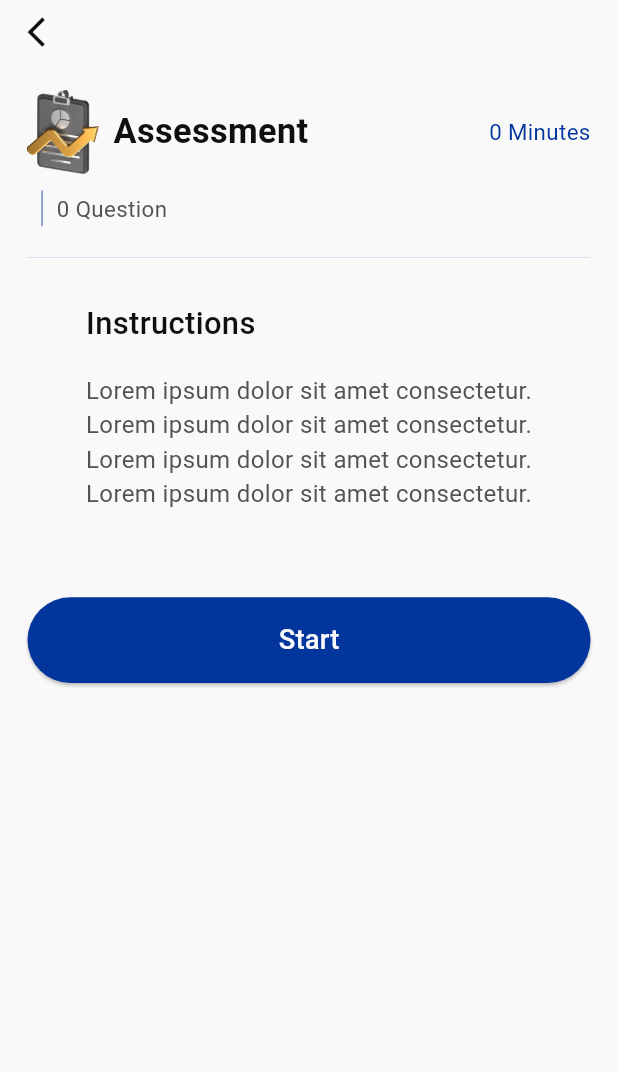
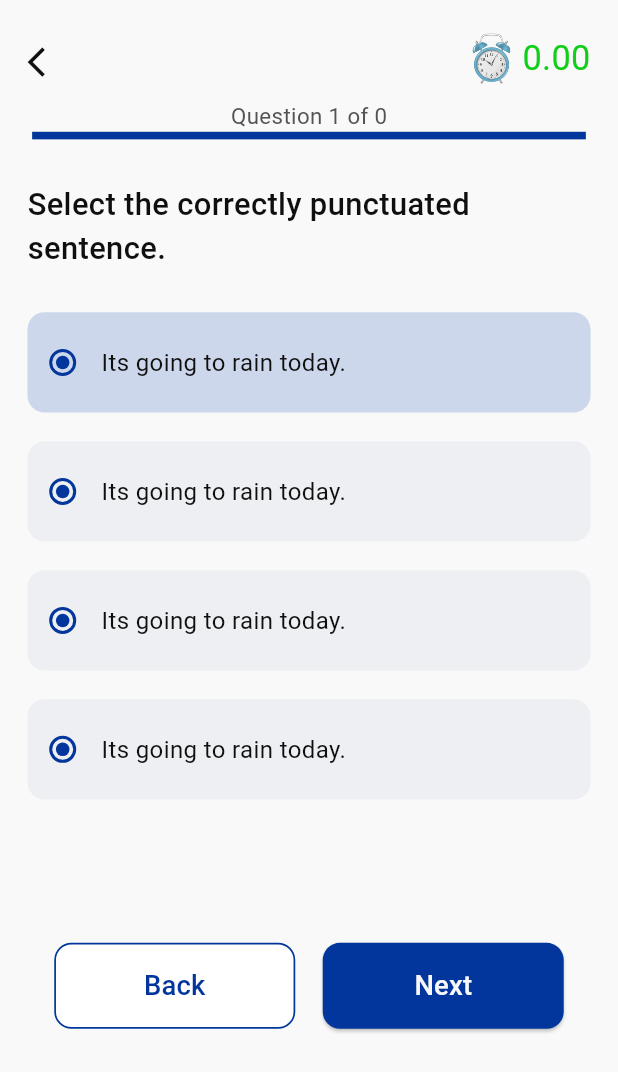
Before and after one commit to body666/online_exam_elevate, a Flutter app: the ExamDetailsView screen opened directly with empty values, after a tap on "Start", on a phone screen of 412 x 824 dp. Shown: the top 1072 px of the screen. Run offline on Flutter 3.47's test engine with Material 3 defaults, Android fonts, the light colour scheme and no system bars; drawn by our look-alikes of percent_indicator; our stand-ins replace dio, flutter_bloc, flutter_screenutil, get_it, injectable, shared_preferences; accounts and stored records are empty; network calls fail.

Commit message:
feat:quiz ui finished

```diff
--- a/lib/core/utils/assets.dart
+++ b/lib/core/utils/assets.dart
@@ -1,3 +1,5 @@
 class AppAssets {
   static const examImage = 'assets/images/exam_image.png';
+  static const timerImage = 'assets/images/timer_image.png';
+  static const timeOutImage = 'assets/images/time_out_image.png';
 }
--- a/lib/core/utils/colors.dart
+++ b/lib/core/utils/colors.dart
@@ -5,6 +5,7 @@ class AppColors {
   static const errorColor = Color(0xffCC1010);
   static const greyColor = Color(0xff535353);
   static const whiteColor = Color(0xfff9f9f9);
+  static const black10Color = Color(0xffCFCFCF);
   static const black30Color = Color(0xff878787);
   static const lightBlueColor = Color(0xffEDEFF3);
   static const lightGreenColor = Color(0xffcaf9cc);
@@ -13,7 +14,6 @@ class AppColors {
   static const blueBaseColor = Color(0xff02369C);
   static const blue30Color = Color(0xff809ACD);
   static const blue10Color = Color(0xffCCD7EB);
-
   static const blackBaseColor = Color(0xff0F0F0F);
   static const fillColor = Color(0xffCCD7EB);
 }
--- a/lib/core/utils/text_styles.dart
+++ b/lib/core/utils/text_styles.dart
@@ -4,6 +4,11 @@ import 'package:flutter_screenutil/flutter_screenutil.dart';
 import 'colors.dart';
 
 class AppTextStyles {
+  static final style24 = const TextStyle().copyWith(
+    fontWeight: FontWeight.w400,
+    fontSize: 24.sp,
+    color: AppColors.errorColor,
+  );
   static final style20w600 = const TextStyle().copyWith(
     fontWeight: FontWeight.w600,
     fontSize: 20.sp,
--- a/lib/core/utils/widgets/default_app_button.dart
+++ b/lib/core/utils/widgets/default_app_button.dart
@@ -5,11 +5,16 @@ import '../colors.dart';
 import '../text_styles.dart';
 
 class DefaultAppButton extends StatelessWidget {
-  const DefaultAppButton({super.key, this.onPressed, required this.text});
+  const DefaultAppButton({
+    super.key,
+    this.onPressed,
+    required this.text,
+    this.textStyle,
+  });
 
   final void Function()? onPressed;
   final String text;
-
+  final TextStyle? textStyle;
   @override
   Widget build(BuildContext context) {
     return SizedBox(
@@ -30,9 +35,10 @@ class DefaultAppButton extends StatelessWidget {
         onPressed: onPressed,
         child: Text(
           text,
-          style: AppTextStyles.style16.copyWith(
-            color: AppColors.whiteColor,
-          ),
+          style: textStyle ??
+              AppTextStyles.style16.copyWith(
+                color: AppColors.whiteColor,
+              ),
         ),
       ),
     );
--- /dev/null
+++ b/lib/presentation/exam/views/quiz_view.dart
@@ -0,0 +1,19 @@
+import 'package:flutter/material.dart';
+import 'package:online_exam_elevate/domain/entities/exam.dart';
+import 'package:online_exam_elevate/presentation/exam/views/widgets/quiz_view_body.dart';
+
+class QuizView extends StatelessWidget {
+  final Exam exam;
+  const QuizView({super.key, required this.exam});
+
+  @override
+  Widget build(BuildContext context) {
+    return Scaffold(
+      body: SafeArea(
+        child: QuizViewBody(
+          exam: exam,
+        ),
+      ),
+    );
+  }
+}
--- /dev/null
+++ b/lib/presentation/exam/views/widgets/answer_selection_item.dart
@@ -0,0 +1,43 @@
+import 'package:flutter/material.dart';
+import 'package:flutter_screenutil/flutter_screenutil.dart';
+import 'package:online_exam_elevate/core/utils/text_styles.dart';
+
+import '../../../../core/utils/colors.dart';
+import 'custom_check_box.dart';
+import 'custom_radio_button.dart';
+
+class AnswerSelectionItem extends StatelessWidget {
+  final bool isSingleChoice;
+  final bool isChosen;
+  const AnswerSelectionItem(
+      {super.key, required this.isSingleChoice, required this.isChosen});
+
+  @override
+  Widget build(BuildContext context) {
+    return Material(
+        color: isChosen ? AppColors.blue10Color : AppColors.lightBlueColor,
+        shape: RoundedRectangleBorder(
+          borderRadius: BorderRadius.circular(10.r),
+        ),
+        child: Padding(
+          padding: EdgeInsets.symmetric(
+            horizontal: 8.w,
+            vertical: 16.h,
+          ),
+          child: Row(
+            children: [
+              isSingleChoice
+                  ? const CustomRadioButton()
+                  : const CustomCheckBox(),
+              SizedBox(
+                width: 10.w,
+              ),
+              Text(
+                'Its going to rain today.',
+                style: AppTextStyles.style14,
+              ),
+            ],
+          ),
+        ));
+  }
+}
--- /dev/null
+++ b/lib/presentation/exam/views/widgets/answers_section.dart
@@ -0,0 +1,62 @@
+import 'package:flutter/material.dart';
+import 'package:flutter_screenutil/flutter_screenutil.dart';
+import 'package:online_exam_elevate/core/utils/text_styles.dart';
+import 'package:online_exam_elevate/presentation/exam/views/widgets/answer_selection_item.dart';
+
+import 'quiz_buttons_row.dart';
+import 'time_out_dialog.dart';
+
+class AnswersSection extends StatelessWidget {
+  const AnswersSection({super.key});
+
+  @override
+  Widget build(BuildContext context) {
+    const List<bool> isChosen = [
+      true,
+      false,
+      false,
+      false,
+    ];
+    return Padding(
+      padding: EdgeInsets.symmetric(
+        horizontal: 16.w,
+      ),
+      child: Column(
+        crossAxisAlignment: CrossAxisAlignment.start,
+        children: [
+          Text(
+            'Select the correctly punctuated sentence.',
+            style: AppTextStyles.style18,
+          ),
+          SizedBox(
+            height: 8.h,
+          ),
+          ...List.generate(
+            4,
+            (index) => Padding(
+              padding: EdgeInsets.only(
+                top: 16.h,
+              ),
+              child: AnswerSelectionItem(
+                isSingleChoice: true,
+                isChosen: isChosen[index],
+              ),
+            ),
+          ),
+          SizedBox(
+            height: 80.h,
+          ),
+          QuizButtonsRow(
+            onBackPressed: () {},
+            onNextPressed: () {
+              showDialog(
+                context: context,
+                builder: (_) => const TimeOutDialog(),
+              );
+            },
+          ),
+        ],
+      ),
+    );
+  }
+}
--- /dev/null
+++ b/lib/presentation/exam/views/widgets/custom_check_box.dart
@@ -0,0 +1,28 @@
+import 'package:flutter/material.dart';
+import 'package:flutter_screenutil/flutter_screenutil.dart';
+
+import '../../../../core/utils/colors.dart';
+
+class CustomCheckBox extends StatelessWidget {
+  const CustomCheckBox({
+    super.key,
+  });
+
+  @override
+  Widget build(BuildContext context) {
+    return SizedBox(
+      width: 24.h,
+      height: 24.h,
+      child: Checkbox.adaptive(
+        activeColor: AppColors.blueBaseColor,
+        checkColor: AppColors.whiteColor,
+        side: BorderSide(
+          color: AppColors.blueBaseColor,
+          width: 2.w,
+        ),
+        value: false,
+        onChanged: (newValue) {},
+      ),
+    );
+  }
+}
--- /dev/null
+++ b/lib/presentation/exam/views/widgets/custom_radio_button.dart
@@ -0,0 +1,25 @@
+import 'package:flutter/material.dart';
+import 'package:flutter_screenutil/flutter_screenutil.dart';
+
+import '../../../../core/utils/colors.dart';
+
+class CustomRadioButton extends StatelessWidget {
+  const CustomRadioButton({
+    super.key,
+  });
+
+  @override
+  Widget build(BuildContext context) {
+    return SizedBox(
+      width: 24.h,
+      height: 24.h,
+      child: Radio.adaptive(
+        activeColor: AppColors.blueBaseColor,
+        fillColor: const WidgetStatePropertyAll(AppColors.blueBaseColor),
+        value: 1,
+        groupValue: 1,
+        onChanged: (newValue) {},
+      ),
+    );
+  }
+}
--- a/lib/presentation/exam/views/widgets/exam_details_view_body.dart
+++ b/lib/presentation/exam/views/widgets/exam_details_view_body.dart
@@ -2,6 +2,7 @@ import 'package:flutter/material.dart';
 import 'package:flutter_screenutil/flutter_screenutil.dart';
 import 'package:online_exam_elevate/core/utils/widgets/custom_back_icon.dart';
 import 'package:online_exam_elevate/domain/entities/exam.dart';
+import 'package:online_exam_elevate/presentation/exam/views/quiz_view.dart';
 
 import '../../../../core/utils/colors.dart';
 import '../../../../core/utils/widgets/default_app_button.dart';
@@ -50,7 +51,16 @@ class ExamDetailsViewBody extends StatelessWidget {
               ),
               DefaultAppButton(
                 text: 'Start',
-                onPressed: () {},
+                onPressed: () {
+                  Navigator.push(
+                    context,
+                    MaterialPageRoute(
+                      builder: (_) => QuizView(
+                        exam: exam,
+                      ),
+                    ),
+                  );
+                },
               ),
             ],
           ),
--- /dev/null
+++ b/lib/presentation/exam/views/widgets/questions_slider_section.dart
@@ -0,0 +1,44 @@
+import 'package:flutter/material.dart';
+import 'package:flutter_screenutil/flutter_screenutil.dart';
+import 'package:percent_indicator/linear_percent_indicator.dart';
+
+import '../../../../core/utils/colors.dart';
+import '../../../../core/utils/text_styles.dart';
+
+class QuestionsSliderSection extends StatelessWidget {
+  final int numberOfQuestions;
+  final double currentQuestion;
+  const QuestionsSliderSection({
+    super.key,
+    required this.numberOfQuestions,
+    required this.currentQuestion,
+  });
+
+  @override
+  Widget build(BuildContext context) {
+    final percent = 20 / numberOfQuestions;
+    debugPrint(percent.toString());
+    return Padding(
+      padding: EdgeInsets.symmetric(
+        horizontal: 10.w,
+      ),
+      child: Column(
+        children: [
+          Text(
+            'Question 1 of $numberOfQuestions',
+            style: AppTextStyles.style13.copyWith(
+              color: AppColors.greyColor,
+            ),
+          ),
+          LinearPercentIndicator(
+            animation: true,
+            percent: currentQuestion / numberOfQuestions,
+            animateFromLastPercent: true,
+            backgroundColor: AppColors.black10Color,
+            progressColor: AppColors.blueBaseColor,
+          ),
+        ],
+      ),
+    );
+  }
+}
--- /dev/null
+++ b/lib/presentation/exam/views/widgets/quiz_buttons_row.dart
@@ -0,0 +1,70 @@
+import 'package:flutter/material.dart';
+import 'package:flutter_screenutil/flutter_screenutil.dart';
+
+import '../../../../core/utils/colors.dart';
+import '../../../../core/utils/text_styles.dart';
+
+class QuizButtonsRow extends StatelessWidget {
+  final void Function()? onBackPressed;
+  final void Function()? onNextPressed;
+  const QuizButtonsRow({
+    super.key,
+    this.onBackPressed,
+    this.onNextPressed,
+  });
+
+  @override
+  Widget build(BuildContext context) {
+    return Row(
+      mainAxisAlignment: MainAxisAlignment.center,
+      children: [
+        SizedBox(
+          height: 48.h,
+          width: MediaQuery.sizeOf(context).width * 0.39,
+          child: OutlinedButton(
+            style: OutlinedButton.styleFrom(
+              backgroundColor: Colors.white,
+              shape: RoundedRectangleBorder(
+                borderRadius: BorderRadius.circular(
+                  10.r,
+                ),
+              ),
+              side: BorderSide(color: AppColors.blueBaseColor, width: 1.w),
+            ),
+            onPressed: onBackPressed,
+            child: Text(
+              'Back',
+              style: AppTextStyles.style16.copyWith(
+                color: AppColors.blueBaseColor,
+              ),
+            ),
+          ),
+        ),
+        SizedBox(
+          width: 16.w,
+        ),
+        SizedBox(
+          height: 48.h,
+          width: MediaQuery.sizeOf(context).width * 0.39,
+          child: ElevatedButton(
+            style: ElevatedButton.styleFrom(
+              backgroundColor: AppColors.blueBaseColor,
+              shape: RoundedRectangleBorder(
+                borderRadius: BorderRadius.circular(
+                  10.r,
+                ),
+              ),
+            ),
+            onPressed: onNextPressed,
+            child: Text(
+              'Next',
+              style: AppTextStyles.style16.copyWith(
+                color: AppColors.whiteColor,
+              ),
+            ),
+          ),
+        ),
+      ],
+    );
+  }
+}
--- /dev/null
+++ b/lib/presentation/exam/views/widgets/quiz_timer_section.dart
@@ -0,0 +1,54 @@
+import 'package:flutter/material.dart';
+import 'package:flutter_screenutil/flutter_screenutil.dart';
+
+import '../../../../core/utils/assets.dart';
+import '../../../../core/utils/colors.dart';
+import '../../../../core/utils/text_styles.dart';
+import '../../../../core/utils/widgets/custom_app_bar.dart';
+
+class QuizTimerSection extends StatelessWidget {
+  final String examTitle;
+  final int duration;
+  const QuizTimerSection(
+      {super.key, required this.examTitle, required this.duration});
+
+  @override
+  Widget build(BuildContext context) {
+    return Row(
+      mainAxisAlignment: MainAxisAlignment.spaceBetween,
+      crossAxisAlignment: CrossAxisAlignment.center,
+      children: [
+        CustomAppBar(
+          title: examTitle,
+        ),
+        Padding(
+          padding: EdgeInsets.only(
+            right: 16.w,
+            top: 5.h,
+          ),
+          child: Row(
+            children: [
+              Image.asset(
+                AppAssets.timerImage,
+                height: 30.h,
+                width: 24.w,
+                fit: BoxFit.cover,
+                filterQuality: FilterQuality.high,
+              ),
+              SizedBox(
+                width: 6.w,
+              ),
+              Text(
+                duration.toStringAsFixed(2),
+                style: AppTextStyles.style20.copyWith(
+                  color: AppColors.successColor,
+                  fontWeight: FontWeight.w400,
+                ),
+              ),
+            ],
+          ),
+        )
+      ],
+    );
+  }
+}
--- /dev/null
+++ b/lib/presentation/exam/views/widgets/quiz_view_body.dart
@@ -0,0 +1,39 @@
+import 'package:flutter/material.dart';
+import 'package:flutter_screenutil/flutter_screenutil.dart';
+import 'package:online_exam_elevate/domain/entities/exam.dart';
+import 'package:online_exam_elevate/presentation/exam/views/widgets/answers_section.dart';
+import 'package:online_exam_elevate/presentation/exam/views/widgets/questions_slider_section.dart';
+import 'package:online_exam_elevate/presentation/exam/views/widgets/quiz_timer_section.dart';
+
+class QuizViewBody extends StatelessWidget {
+  final Exam exam;
+  const QuizViewBody({super.key, required this.exam});
+
+  @override
+  Widget build(BuildContext context) {
+    return SingleChildScrollView(
+      padding: EdgeInsets.symmetric(
+        vertical: 13.h,
+      ),
+      child: Column(
+        children: [
+          QuizTimerSection(
+            examTitle: exam.title.toString(),
+            duration: exam.duration ?? 5,
+          ),
+          SizedBox(
+            height: 8.h,
+          ),
+          QuestionsSliderSection(
+            numberOfQuestions: exam.numberOfQuestions!,
+            currentQuestion: 16,
+          ),
+          SizedBox(
+            height: 24.h,
+          ),
+          const AnswersSection(),
+        ],
+      ),
+    );
+  }
+}
--- /dev/null
+++ b/lib/presentation/exam/views/widgets/time_out_dialog.dart
@@ -0,0 +1,68 @@
+import 'package:flutter/material.dart';
+import 'package:flutter_screenutil/flutter_screenutil.dart';
+import 'package:online_exam_elevate/core/utils/assets.dart';
+import 'package:online_exam_elevate/core/utils/colors.dart';
+import 'package:online_exam_elevate/core/utils/text_styles.dart';
+import 'package:online_exam_elevate/core/utils/widgets/default_app_button.dart';
+
+class TimeOutDialog extends StatelessWidget {
+  const TimeOutDialog({super.key});
+
+  @override
+  Widget build(BuildContext context) {
+    return Dialog(
+      shape: RoundedRectangleBorder(
+        borderRadius: BorderRadius.circular(
+          10.r,
+        ),
+      ),
+      backgroundColor: AppColors.whiteColor,
+      child: Container(
+        padding: EdgeInsets.all(
+          24.w,
+        ),
+        height: 230.h,
+        width: 289.w,
+        child: Column(
+          mainAxisAlignment: MainAxisAlignment.center,
+          children: [
+            Row(
+              mainAxisAlignment: MainAxisAlignment.center,
+              children: [
+                Image.asset(
+                  AppAssets.timeOutImage,
+                  height: 86.h,
+                  width: 45.w,
+                  fit: BoxFit.cover,
+                  filterQuality: FilterQuality.high,
+                ),
+                SizedBox(
+                  width: 2.w,
+                ),
+                Text(
+                  'Time out !!',
+                  style: AppTextStyles.style24,
+                )
+              ],
+            ),
+            SizedBox(
+              height: 24.h,
+            ),
+            SizedBox(
+              width: 191.w,
+              height: 45.h,
+              child: DefaultAppButton(
+                text: 'View score',
+                textStyle: AppTextStyles.style14.copyWith(
+                  fontWeight: FontWeight.w500,
+                  color: AppColors.whiteColor,
+                ),
+                onPressed: () {},
+              ),
+            ),
+          ],
+        ),
+      ),
+    );
+  }
+}
--- a/pubspec.yaml
+++ b/pubspec.yaml
@@ -39,6 +39,7 @@ dependencies:
   get_it: ^8.0.0
   google_fonts: ^6.2.1
   injectable: ^2.5.0
+  percent_indicator: ^4.2.3
   shared_preferences: ^2.3.2
 
 dev_dependencies:
```
Also changed, not shown: assets/images/time_out_image.png (added), assets/images/timer_image.png (added), pubspec.lock.
